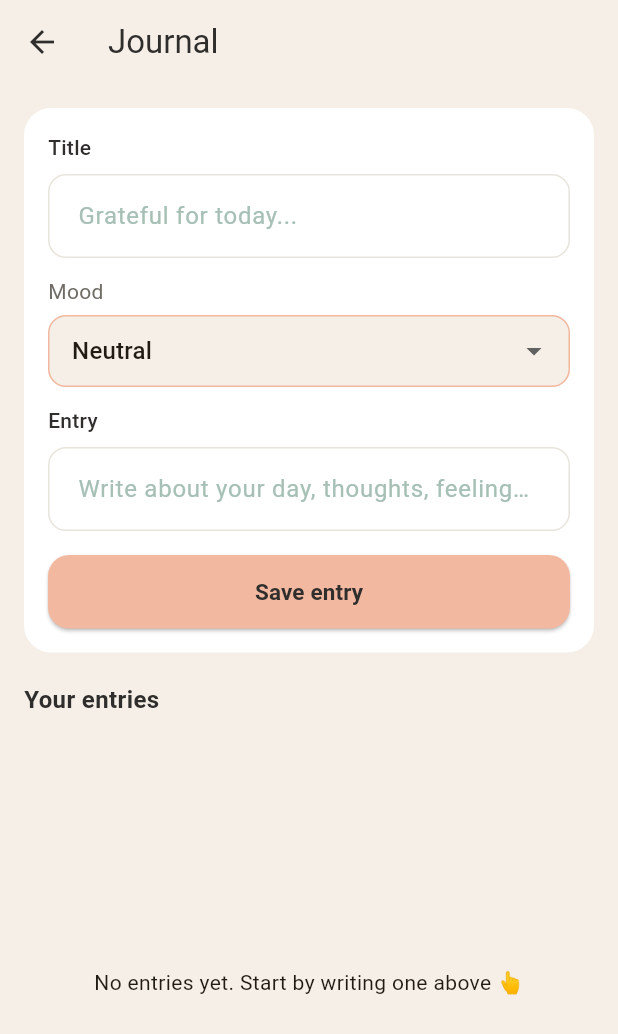
After one commit to sunnypatell/csci4100u-aurora, a Flutter app: the screen it shows once a user with an empty profile is signed in, after a tap on "Open Journal", on a phone screen of 412 x 824 dp. The commit adds this screen. Shown: the top 1034 px of the screen. Run offline on Flutter 3.47's test engine with Material 3 defaults, Android fonts, the phone set to English and light mode, and no system bars; our stand-ins replace cloud_firestore, firebase_auth, firebase_core; accounts and stored records are empty.

Commit message:
Journal Entry Screen (WIP)

```diff
--- a/aurora_app/lib/screens/dashboard_screen.dart
+++ b/aurora_app/lib/screens/dashboard_screen.dart
@@ -3,6 +3,7 @@ import 'package:firebase_auth/firebase_auth.dart';
 import 'package:cloud_firestore/cloud_firestore.dart';
 import '../services/auth_service.dart';
 import 'settings_screen.dart';
+import 'journal_screen.dart';
 
 class DashboardScreen extends StatelessWidget {
   const DashboardScreen({super.key});
@@ -17,7 +18,10 @@ class DashboardScreen extends StatelessWidget {
       appBar: AppBar(
         backgroundColor: const Color(0xFFF5EFE7),
         elevation: 0,
-        title: const Text('Dashboard', style: TextStyle(color: Color(0xFF2F2E2C))),
+        title: const Text(
+          'Dashboard',
+          style: TextStyle(color: Color(0xFF2F2E2C)),
+        ),
         actions: [
           IconButton(
             tooltip: 'Settings',
@@ -58,11 +62,16 @@ class DashboardScreen extends StatelessWidget {
                 const SizedBox(height: 16),
                 if (uid != null)
                   StreamBuilder<DocumentSnapshot<Map<String, dynamic>>>(
-                    stream: FirebaseFirestore.instance.collection('users').doc(uid).snapshots(),
+                    stream: FirebaseFirestore.instance
+                        .collection('users')
+                        .doc(uid)
+                        .snapshots(),
                     builder: (context, snapshot) {
                       final data = snapshot.data?.data();
-                      final displayName = (data?['displayName'] as String?)?.trim();
-                      final fallbackName = (data?['fullName'] as String?)?.trim();
+                      final displayName =
+                          (data?['displayName'] as String?)?.trim();
+                      final fallbackName =
+                          (data?['fullName'] as String?)?.trim();
                       final candidates = <String?>[
                         displayName,
                         fallbackName,
@@ -70,7 +79,10 @@ class DashboardScreen extends StatelessWidget {
                         user?.email,
                         'User',
                       ];
-                      final nameToShow = candidates.firstWhere((v) => v != null && v.isNotEmpty, orElse: () => 'User')!;
+                      final nameToShow = candidates.firstWhere(
+                        (v) => v != null && v.isNotEmpty,
+                        orElse: () => 'User',
+                      )!;
                       return Text(
                         'Welcome, $nameToShow',
                         textAlign: TextAlign.center,
@@ -83,7 +95,37 @@ class DashboardScreen extends StatelessWidget {
                     },
                   )
                 else
-                  const Text('Welcome')
+                  const Text('Welcome'),
+                const SizedBox(height: 28),
+                // Journal button
+                SizedBox(
+                  width: double.infinity,
+                  child: ElevatedButton(
+                    onPressed: () {
+                      Navigator.of(context).push(
+                        MaterialPageRoute(
+                          builder: (_) => const JournalScreen(),
+                        ),
+                      );
+                    },
+                    style: ElevatedButton.styleFrom(
+                      backgroundColor: const Color(0xFFF2B8A0),
+                      foregroundColor: const Color(0xFF2F2E2C),
+                      shape: RoundedRectangleBorder(
+                        borderRadius: BorderRadius.circular(14),
+                      ),
+                      padding: const EdgeInsets.symmetric(vertical: 14),
+                      elevation: 0,
+                    ),
+                    child: const Text(
+                      'Open Journal',
+                      style: TextStyle(
+                        fontSize: 15,
+                        fontWeight: FontWeight.w600,
+                      ),
+                    ),
+                  ),
+                ),
               ],
             ),
           ),
--- /dev/null
+++ b/aurora_app/lib/screens/journal_screen.dart
@@ -0,0 +1,328 @@
+import 'package:firebase_core/firebase_core.dart';
+import 'package:flutter/material.dart';
+import 'package:firebase_auth/firebase_auth.dart';
+import 'package:cloud_firestore/cloud_firestore.dart';
+import '../services/journal_service.dart';
+import '../widgets/auth/custom_text_field.dart';
+
+class JournalScreen extends StatefulWidget {
+  const JournalScreen({super.key});
+
+  @override
+  State<JournalScreen> createState() => _JournalScreenState();
+}
+
+class _JournalScreenState extends State<JournalScreen> {
+  final _titleController = TextEditingController();
+  final _contentController = TextEditingController();
+  String _selectedMood = 'neutral';
+  bool _isSaving = false;
+
+  @override
+  void dispose() {
+    _titleController.dispose();
+    _contentController.dispose();
+    super.dispose();
+  }
+
+  Future<void> _saveEntry() async {
+    if (_titleController.text.trim().isEmpty &&
+        _contentController.text.trim().isEmpty) {
+      ScaffoldMessenger.of(context).showSnackBar(
+        const SnackBar(content: Text('Write something first 🙂')),
+      );
+      return;
+    }
+    setState(() => _isSaving = true);
+    try {
+      await JournalService.instance.addEntry(
+        title: _titleController.text,
+        content: _contentController.text,
+        mood: _selectedMood,
+      );
+      _titleController.clear();
+      _contentController.clear();
+      setState(() => _selectedMood = 'neutral');
+      ScaffoldMessenger.of(context).showSnackBar(
+        const SnackBar(content: Text('Journal entry saved! 📝')),
+      );
+    } catch (e) {
+      ScaffoldMessenger.of(context).showSnackBar(
+        SnackBar(content: Text('Error saving entry: $e')),
+      );
+    } finally {
+      if (mounted) {
+        setState(() => _isSaving = false);
+      }
+    }
+  }
+
+  @override
+  Widget build(BuildContext context) {
+    final user = FirebaseAuth.instance.currentUser;
+
+    return Scaffold(
+      backgroundColor: const Color(0xFFF5EFE7),
+      appBar: AppBar(
+        backgroundColor: const Color(0xFFF5EFE7),
+        elevation: 0,
+        title: const Text(
+          'Journal',
+          style: TextStyle(color: Color(0xFF2F2E2C)),
+        ),
+        iconTheme: const IconThemeData(color: Color(0xFF2F2E2C)),
+      ),
+      body: user == null
+          ? const Center(child: Text('Please sign in to view your journal'))
+          : Column(
+              children: [
+                // input card
+                Padding(
+                  padding: const EdgeInsets.all(16.0),
+                  child: Container(
+                    decoration: BoxDecoration(
+                      color: Colors.white,
+                      borderRadius: BorderRadius.circular(18),
+                    ),
+                    padding: const EdgeInsets.all(16),
+                    child: Column(
+                      crossAxisAlignment: CrossAxisAlignment.stretch,
+                      children: [
+                        CustomTextField(
+                          controller: _titleController,
+                          label: 'Title',
+                          hintText: 'Grateful for today...',
+                        ),
+                        const SizedBox(height: 12),
+                        Text(
+                          'Mood',
+                          style: const TextStyle(
+                            fontSize: 14,
+                            color: Color(0xFF6F6C66),
+                          ),
+                        ),
+                        const SizedBox(height: 6),
+                        DropdownButtonFormField<String>(
+                          value: _selectedMood,
+                          decoration: InputDecoration(
+                            filled: true,
+                            fillColor: const Color(0xFFF5EFE7),
+                            enabledBorder: OutlineInputBorder(
+                              borderRadius: BorderRadius.circular(12),
+                              borderSide: const BorderSide(
+                                color: Color(0xFFF2B8A0),
+                              ),
+                            ),
+                            focusedBorder: OutlineInputBorder(
+                              borderRadius: BorderRadius.circular(12),
+                              borderSide: const BorderSide(
+                                color: Color(0xFFF2B8A0),
+                                width: 2,
+                              ),
+                            ),
+                            contentPadding:
+                                const EdgeInsets.symmetric(horizontal: 12),
+                          ),
+                          items: const [
+                            DropdownMenuItem(
+                              value: 'neutral',
+                              child: Text('Neutral'),
+                            ),
+                            DropdownMenuItem(
+                              value: 'happy',
+                              child: Text('Happy'),
+                            ),
+                            DropdownMenuItem(
+                              value: 'sad',
+                              child: Text('Sad'),
+                            ),
+                            DropdownMenuItem(
+                              value: 'anxious',
+                              child: Text('Anxious'),
+                            ),
+                          ],
+                          onChanged: (val) {
+                            if (val != null) {
+                              setState(() => _selectedMood = val);
+                            }
+                          },
+                        ),
+                        const SizedBox(height: 12),
+                        CustomTextField(
+                          controller: _contentController,
+                          label: 'Entry',
+                          hintText: 'Write about your day, thoughts, feelings...',
+                          validator: null,
+                        ),
+                        const SizedBox(height: 16),
+                        SizedBox(
+                          width: double.infinity,
+                          child: ElevatedButton(
+                            onPressed: _isSaving ? null : _saveEntry,
+                            style: ElevatedButton.styleFrom(
+                              backgroundColor: const Color(0xFFF2B8A0),
+                              foregroundColor: const Color(0xFF2F2E2C),
+                              shape: RoundedRectangleBorder(
+                                borderRadius: BorderRadius.circular(14),
+                              ),
+                              padding: const EdgeInsets.symmetric(vertical: 14),
+                            ),
+                            child: _isSaving
+                                ? const SizedBox(
+                                    height: 20,
+                                    width: 20,
+                                    child: CircularProgressIndicator(
+                                      strokeWidth: 2,
+                                      valueColor: AlwaysStoppedAnimation(
+                                        Color(0xFF2F2E2C),
+                                      ),
+                                    ),
+                                  )
+                                : const Text(
+                                    'Save entry',
+                                    style: TextStyle(
+                                        fontSize: 15,
+                                        fontWeight: FontWeight.w600),
+                                  ),
+                          ),
+                        ),
+                      ],
+                    ),
+                  ),
+                ),
+                const SizedBox(height: 4),
+                const Padding(
+                  padding: EdgeInsets.symmetric(horizontal: 16.0),
+                  child: Align(
+                    alignment: Alignment.centerLeft,
+                    child: Text(
+                      'Your entries',
+                      style: TextStyle(
+                        fontSize: 16,
+                        fontWeight: FontWeight.w600,
+                        color: Color(0xFF2F2E2C),
+                      ),
+                    ),
+                  ),
+                ),
+                const SizedBox(height: 8),
+                Expanded(
+                  child: StreamBuilder<QuerySnapshot<Map<String, dynamic>>>(
+                    stream: JournalService.instance.journalEntriesStream(),
+                    builder: (context, snapshot) {
+                      if (snapshot.connectionState ==
+                          ConnectionState.waiting) {
+                        return const Center(
+                            child: CircularProgressIndicator());
+                      }
+                      final docs = snapshot.data?.docs ?? [];
+                      if (docs.isEmpty) {
+                        return const Center(
+                          child: Text(
+                            'No entries yet. Start by writing one above 👆',
+                            textAlign: TextAlign.center,
+                          ),
+                        );
+                      }
+                      return ListView.separated(
+                        padding: const EdgeInsets.all(16),
+                        itemCount: docs.length,
+                        separatorBuilder: (_, __) => const SizedBox(height: 12),
+                        itemBuilder: (context, index) {
+                          final doc = docs[index];
+                          final data = doc.data();
+                          final title = (data['title'] ?? '') as String;
+                          final content = (data['content'] ?? '') as String;
+                          final mood = (data['mood'] ?? 'neutral') as String;
+                          final ts = data['createdAt'];
+                          DateTime? created;
+                          if (ts is Timestamp) {
+                            created = ts.toDate();
+                          }
+                          return Dismissible(
+                            key: ValueKey(doc.id),
+                            direction: DismissDirection.endToStart,
+                            onDismissed: (_) {
+                              JournalService.instance.deleteEntry(doc.id);
+                            },
+                            background: Container(
+                              alignment: Alignment.centerRight,
+                              padding:
+                                  const EdgeInsets.symmetric(horizontal: 20),
+                              decoration: BoxDecoration(
+                                color: Colors.red.shade300,
+                                borderRadius: BorderRadius.circular(16),
+                              ),
+                              child: const Icon(Icons.delete, color: Colors.white),
+                            ),
+                            child: Container(
+                              decoration: BoxDecoration(
+                                color: Colors.white,
+                                borderRadius: BorderRadius.circular(16),
+                              ),
+                              padding: const EdgeInsets.all(14),
+                              child: Column(
+                                crossAxisAlignment: CrossAxisAlignment.start,
+                                children: [
+                                  Row(
+                                    children: [
+                                      Expanded(
+                                        child: Text(
+                                          title.isEmpty ? 'Untitled entry' : title,
+                                          style: const TextStyle(
+                                            fontSize: 15,
+                                            fontWeight: FontWeight.w600,
+                                            color: Color(0xFF2F2E2C),
+                                          ),
+                                        ),
+                                      ),
+                                      Container(
+                                        padding: const EdgeInsets.symmetric(
+                                            horizontal: 10, vertical: 4),
+                                        decoration: BoxDecoration(
+                                          color: const Color(0xFFF5EFE7),
+                                          borderRadius:
+                                              BorderRadius.circular(999),
+                                        ),
+                                        child: Text(
+                                          mood,
+                                          style: const TextStyle(
+                                            fontSize: 12,
+                                            color: Color(0xFF2F2E2C),
+                                          ),
+                                        ),
+                                      ),
+                                    ],
+                                  ),
+                                  const SizedBox(height: 6),
+                                  Text(
+                                    content,
+                                    style: const TextStyle(
+                                      fontSize: 13.5,
+                                      color: Color(0xFF6F6C66),
+                                    ),
+                                  ),
+                                  if (created != null) ...[
+                                    const SizedBox(height: 8),
+                                    Text(
+                                      '${created.toLocal()}',
+                                      style: const TextStyle(
+                                        fontSize: 11,
+                                        color: Color(0xFF9C9A96),
+                                      ),
+                                    ),
+                                  ]
+                                ],
+                              ),
+                            ),
+                          );
+                        },
+                      );
+                    },
+                  ),
+                ),
+              ],
+            ),
+    );
+  }
+}
--- /dev/null
+++ b/aurora_app/lib/services/journal_service.dart
@@ -0,0 +1,66 @@
+import 'package:cloud_firestore/cloud_firestore.dart';
+import 'package:firebase_auth/firebase_auth.dart';
+
+class JournalService {
+  JournalService._();
+  static final instance = JournalService._();
+
+  final _db = FirebaseFirestore.instance;
+  final _auth = FirebaseAuth.instance;
+
+  String? get userId => _auth.currentUser?.uid;
+
+  // Stream the current user's journal entries
+  Stream<QuerySnapshot<Map<String, dynamic>>> journalEntriesStream() {
+    final uid = userId;
+    if (uid == null) {
+      throw FirebaseException(
+          plugin: 'auth', code: 'no-current-user', message: 'No authenticated user found.');
+    }
+    return _db
+        .collection('users')
+        .doc(uid)
+        .collection('journalEntries')
+        .orderBy('createdAt', descending: true)
+        .snapshots();
+  }
+
+  // New journal entry
+  Future<void> addEntry({
+    required String title,
+    required String content,
+    String mood = 'neutral',
+  }) async {
+    final uid = userId;
+    if (uid == null) {
+      throw FirebaseException(
+          plugin: 'auth', code: 'no-current-user', message: 'No user signed in.');
+    }
+    await _db
+        .collection('users')
+        .doc(uid)
+        .collection('journalEntries')
+        .add({
+      'title': title.trim(),
+      'content': content.trim(),
+      'mood': mood,
+      'createdAt': FieldValue.serverTimestamp(),
+      'updatedAt': FieldValue.serverTimestamp(),
+    });
+  }
+
+  // Delete journal entry
+  Future<void> deleteEntry(String entryId) async {
+    final uid = userId;
+    if (uid == null) {
+      throw FirebaseException(
+          plugin: 'auth', code: 'no-current-user', message: 'No user signed in.');
+    }
+    await _db
+        .collection('users')
+        .doc(uid)
+        .collection('journalEntries')
+        .doc(entryId)
+        .delete();
+  }
+}
```
Also changed, not shown: 2 other files.
